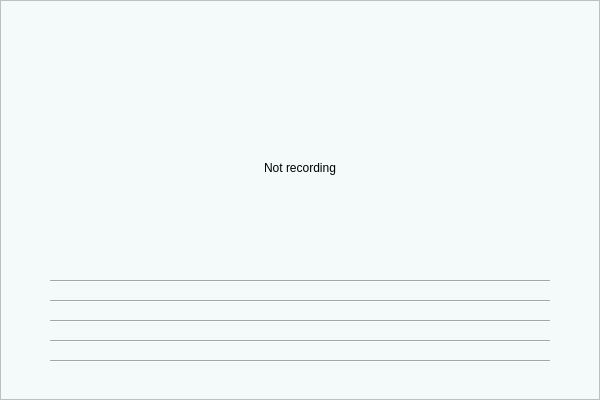
First picture: the form in Project/guiPages/mainWindowNotRecording.ui, repository AndBarata/Multimedia-Systems, before the edit.
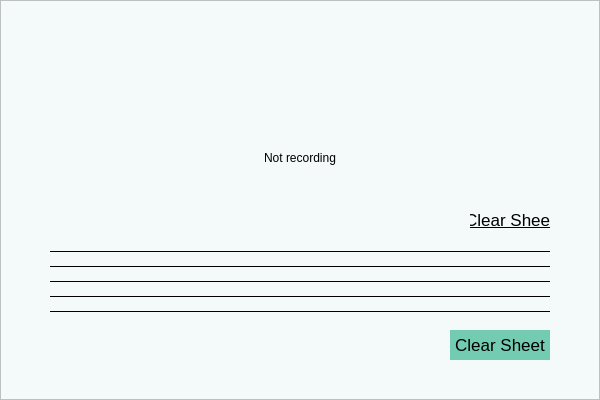
Second picture: the form after the edit. Icons and pictures are not drawn.

Commit message: Changes in GUI. Defenitions setters and getters in actions

The edit to the form file:
```diff
--- a/Project/guiPages/mainWindowNotRecording.ui
+++ b/Project/guiPages/mainWindowNotRecording.ui
@@ -32,32 +32,13 @@
     <property name="frameShadow">
      <enum>QFrame::Raised</enum>
     </property>
-    <widget class="QLabel" name="logo">
-     <property name="geometry">
-      <rect>
-       <x>490</x>
-       <y>10</y>
-       <width>70</width>
-       <height>70</height>
-      </rect>
-     </property>
-     <property name="text">
-      <string/>
-     </property>
-     <property name="pixmap">
-      <pixmap>../images/icon_whiteBackground.png</pixmap>
-     </property>
-     <property name="scaledContents">
-      <bool>true</bool>
-     </property>
-    </widget>
     <widget class="QPushButton" name="defenitionsButton">
      <property name="geometry">
       <rect>
-       <x>20</x>
+       <x>10</x>
        <y>10</y>
-       <width>41</width>
-       <height>41</height>
+       <width>70</width>
+       <height>70</height>
       </rect>
      </property>
      <property name="font">
@@ -78,12 +59,18 @@
       <iconset>
        <normaloff>../images/defenitionsLogo.jpg</normaloff>../images/defenitionsLogo.jpg</iconset>
      </property>
+     <property name="iconSize">
+      <size>
+       <width>25</width>
+       <height>25</height>
+      </size>
+     </property>
     </widget>
-    <widget class="QLabel" name="label">
+    <widget class="QLabel" name="recordingLabel">
      <property name="geometry">
       <rect>
        <x>250</x>
-       <y>160</y>
+       <y>150</y>
        <width>100</width>
        <height>16</height>
       </rect>
@@ -103,11 +90,14 @@
      <property name="geometry">
       <rect>
        <x>50</x>
-       <y>300</y>
+       <y>265</y>
        <width>500</width>
-       <height>3</height>
+       <height>2</height>
       </rect>
      </property>
+     <property name="frameShadow">
+      <enum>QFrame::Plain</enum>
+     </property>
      <property name="orientation">
       <enum>Qt::Horizontal</enum>
      </property>
@@ -116,11 +106,14 @@
      <property name="geometry">
       <rect>
        <x>50</x>
-       <y>320</y>
+       <y>280</y>
        <width>500</width>
-       <height>3</height>
+       <height>2</height>
       </rect>
      </property>
+     <property name="frameShadow">
+      <enum>QFrame::Plain</enum>
+     </property>
      <property name="orientation">
       <enum>Qt::Horizontal</enum>
      </property>
@@ -129,11 +122,14 @@
      <property name="geometry">
       <rect>
        <x>50</x>
-       <y>340</y>
+       <y>295</y>
        <width>500</width>
-       <height>3</height>
+       <height>2</height>
       </rect>
      </property>
+     <property name="frameShadow">
+      <enum>QFrame::Plain</enum>
+     </property>
      <property name="orientation">
       <enum>Qt::Horizontal</enum>
      </property>
@@ -142,11 +138,14 @@
      <property name="geometry">
       <rect>
        <x>50</x>
-       <y>360</y>
+       <y>310</y>
        <width>500</width>
-       <height>3</height>
+       <height>2</height>
       </rect>
      </property>
+     <property name="frameShadow">
+      <enum>QFrame::Plain</enum>
+     </property>
      <property name="orientation">
       <enum>Qt::Horizontal</enum>
      </property>
@@ -155,34 +154,195 @@
      <property name="geometry">
       <rect>
        <x>50</x>
-       <y>280</y>
+       <y>250</y>
        <width>500</width>
-       <height>3</height>
+       <height>2</height>
       </rect>
      </property>
+     <property name="styleSheet">
+      <string notr="true">border-color: black;</string>
+     </property>
+     <property name="frameShadow">
+      <enum>QFrame::Plain</enum>
+     </property>
      <property name="orientation">
       <enum>Qt::Horizontal</enum>
      </property>
     </widget>
-    <widget class="QLabel" name="label_2">
+    <widget class="QPushButton" name="defenitionsButton_2">
      <property name="geometry">
       <rect>
-       <x>275</x>
-       <y>90</y>
+       <x>265</x>
+       <y>70</y>
+       <width>70</width>
+       <height>70</height>
+      </rect>
+     </property>
+     <property name="font">
+      <font>
+       <family>Arial</family>
+       <underline>false</underline>
+      </font>
+     </property>
+     <property name="styleSheet">
+      <string notr="true">background-color: rgb(244, 249, 250);
+border: none;
+color: black;</string>
+     </property>
+     <property name="text">
+      <string/>
+     </property>
+     <property name="icon">
+      <iconset>
+       <normaloff>../images/microphoneOff.jpg</normaloff>../images/microphoneOff.jpg</iconset>
+     </property>
+     <property name="iconSize">
+      <size>
+       <width>120</width>
+       <height>120</height>
+      </size>
+     </property>
+    </widget>
+    <widget class="QPushButton" name="logoButton">
+     <property name="geometry">
+      <rect>
+       <x>500</x>
+       <y>10</y>
+       <width>70</width>
+       <height>70</height>
+      </rect>
+     </property>
+     <property name="font">
+      <font>
+       <family>Arial</family>
+       <underline>false</underline>
+      </font>
+     </property>
+     <property name="styleSheet">
+      <string notr="true">background-color: rgb(244, 249, 250);
+border: none;
+color: black;</string>
+     </property>
+     <property name="text">
+      <string/>
+     </property>
+     <property name="icon">
+      <iconset>
+       <normaloff>../images/icon_whiteBackground.png</normaloff>../images/icon_whiteBackground.png</iconset>
+     </property>
+     <property name="iconSize">
+      <size>
+       <width>70</width>
+       <height>70</height>
+      </size>
+     </property>
+    </widget>
+    <widget class="QLabel" name="gClave">
+     <property name="geometry">
+      <rect>
+       <x>50</x>
+       <y>235</y>
        <width>50</width>
-       <height>50</height>
+       <height>95</height>
       </rect>
      </property>
      <property name="text">
       <string/>
      </property>
      <property name="pixmap">
-      <pixmap>../images/microphoneOn.png</pixmap>
+      <pixmap>../images/gClave.jpg</pixmap>
      </property>
      <property name="scaledContents">
       <bool>true</bool>
      </property>
     </widget>
+    <widget class="QPushButton" name="defenitionsButton_3">
+     <property name="geometry">
+      <rect>
+       <x>470</x>
+       <y>210</y>
+       <width>80</width>
+       <height>20</height>
+      </rect>
+     </property>
+     <property name="font">
+      <font>
+       <family>Arial</family>
+       <pointsize>13</pointsize>
+       <italic>false</italic>
+       <bold>false</bold>
+       <underline>true</underline>
+      </font>
+     </property>
+     <property name="autoFillBackground">
+      <bool>false</bool>
+     </property>
+     <property name="styleSheet">
+      <string notr="true">background-color: rgb(244, 249, 250);
+border: none;
+color: black;
+font: 13pt &quot;Arial&quot;;
+</string>
+     </property>
+     <property name="text">
+      <string>Clear Sheet</string>
+     </property>
+     <property name="iconSize">
+      <size>
+       <width>25</width>
+       <height>25</height>
+      </size>
+     </property>
+    </widget>
+    <widget class="QPushButton" name="exportButton">
+     <property name="geometry">
+      <rect>
+       <x>450</x>
+       <y>330</y>
+       <width>100</width>
+       <height>30</height>
+      </rect>
+     </property>
+     <property name="font">
+      <font>
+       <family>Arial</family>
+       <pointsize>13</pointsize>
+       <italic>false</italic>
+       <bold>false</bold>
+       <underline>false</underline>
+      </font>
+     </property>
+     <property name="autoFillBackground">
+      <bool>false</bool>
+     </property>
+     <property name="styleSheet">
+      <string notr="true">font: 13pt &quot;Arial&quot;;
+border: none;
+color: black;
+background-color: rgb(115, 203, 177);</string>
+     </property>
+     <property name="text">
+      <string>Clear Sheet</string>
+     </property>
+     <property name="iconSize">
+      <size>
+       <width>25</width>
+       <height>25</height>
+      </size>
+     </property>
+    </widget>
+    <zorder>gClave</zorder>
+    <zorder>defenitionsButton</zorder>
+    <zorder>recordingLabel</zorder>
+    <zorder>line4</zorder>
+    <zorder>line3</zorder>
+    <zorder>line2</zorder>
+    <zorder>line1</zorder>
+    <zorder>line5</zorder>
+    <zorder>defenitionsButton_2</zorder>
+    <zorder>logoButton</zorder>
+    <zorder>defenitionsButton_3</zorder>
+    <zorder>exportButton</zorder>
    </widget>
   </widget>
  </widget>
```
The commit also changes 33 other files.
